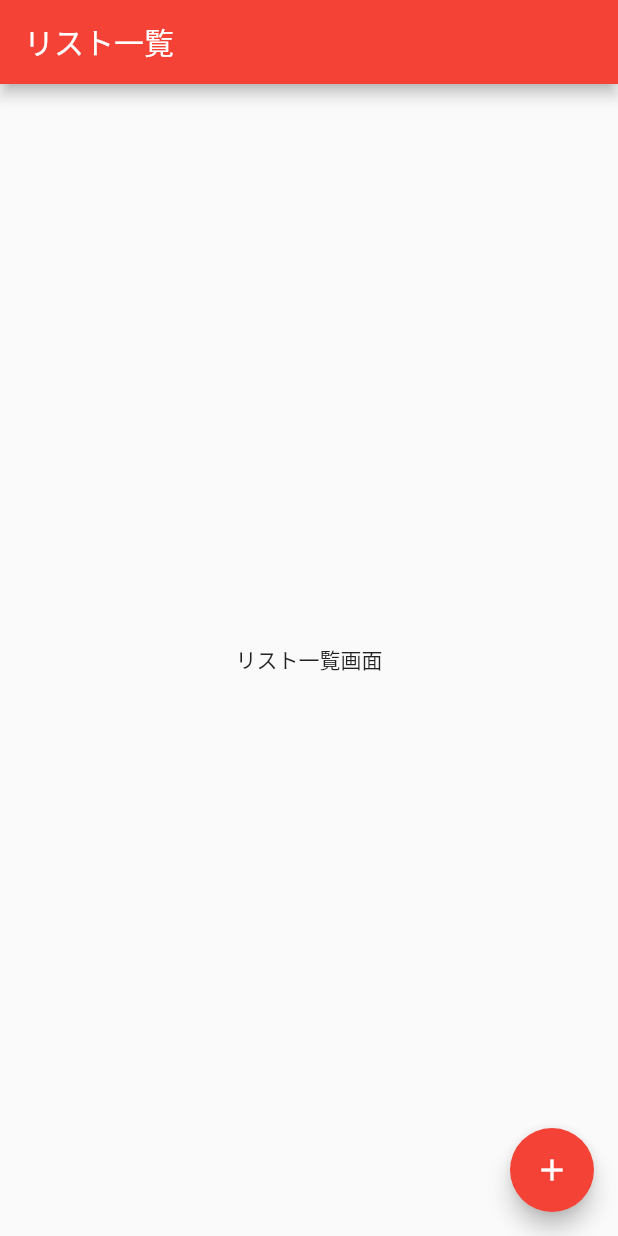
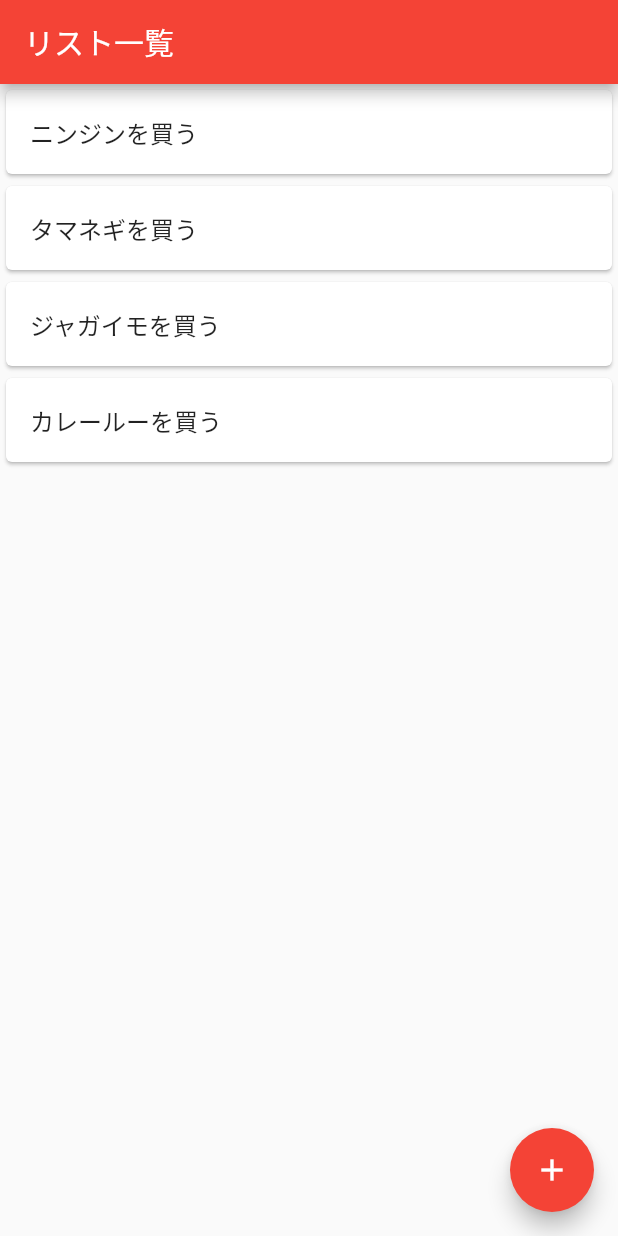
Before and after one commit to gurico0516/tasumemo, a Flutter app: the screen it shows after launch, on a phone screen of 412 x 824 dp. Run offline on Flutter 3.47's test engine with Material 2 defaults, Android fonts, the phone set to English and light mode, and no system bars.

Commit message:
add task page

```diff
--- a/lib/main.dart
+++ b/lib/main.dart
@@ -24,11 +24,42 @@
       appBar: AppBar(
         title: Text('リスト一覧'),
       ),
-      body: Center(
-        child: Text('リスト一覧画面'),
+      // ListViewを使いリスト一覧を表示
+      body: ListView(
+        children: <Widget>[
+          // *** 追加する部分 ***
+          // CardとListTileを使い、簡単に整ったUIを作成
+          Card(
+            child: ListTile(
+              title: Text('ニンジンを買う'),
+            ),
+          ),
+          Card(
+            child: ListTile(
+              title: Text('タマネギを買う'),
+            ),
+          ),
+          Card(
+            child: ListTile(
+              title: Text('ジャガイモを買う'),
+            ),
+          ),
+          Card(
+            child: ListTile(
+              title: Text('カレールーを買う'),
+            ),
+          ),
+        ],
       ),
       floatingActionButton: FloatingActionButton(
         onPressed: () {
+          // "push"で新規画面に遷移
+          Navigator.of(context).push(
+            MaterialPageRoute(builder: (context) {
+              // 遷移先の画面としてリスト追加画面を指定
+              return TasuMemoAddPage();
+            }),
+          );
         },
         child: Icon(Icons.add),
       ),
@@ -41,14 +72,43 @@
   @override
   Widget build(BuildContext context) {
     return Scaffold(
-      body: Center(
+      appBar: AppBar(
+        title: Text('リスト追加'),
+      ),
+      body: Container(
+        // 余白を付ける
+        padding: EdgeInsets.all(64),
+        child: Column(
+          mainAxisAlignment: MainAxisAlignment.center,
+          children: <Widget>[
+            // テキスト入力
+            TextField(),
+            const SizedBox(height: 8),
+            Container(
+              // 横幅いっぱいに広げる
+              width: double.infinity,
+              // リスト追加ボタン
+              // child: ElevatedButton(
+              //   color: Colors.red,
+              //   onPressed: () {},
+              //   child: Text('リスト追加', style: TextStyle(color: Colors.white)),
+              // ),
+            ),
+            const SizedBox(height: 8),
+            Container(
+              // 横幅いっぱいに広げる
+              width: double.infinity,
+              // キャンセルボタン
               child: TextButton(
                 // ボタンをクリックした時の処理
                 onPressed: () {
                   // "pop"で前の画面に戻る
                   Navigator.of(context).pop();
                 },
-          child: Text('リスト追加画面（クリックで戻る）'),
+                child: Text('キャンセル'),
+              ),
+            ),
+          ],
         ),
       ),
     );
```
Also changed, not shown: pubspec.lock, 2 other files. Lines whose indentation alone changed are shown as unchanged.
